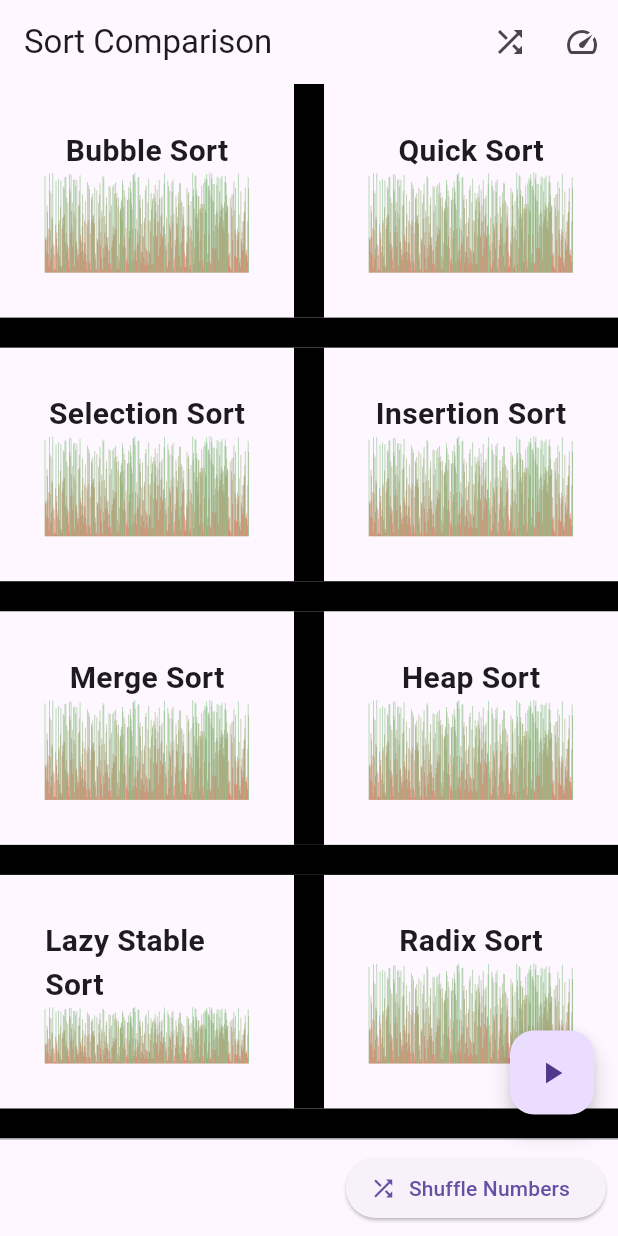
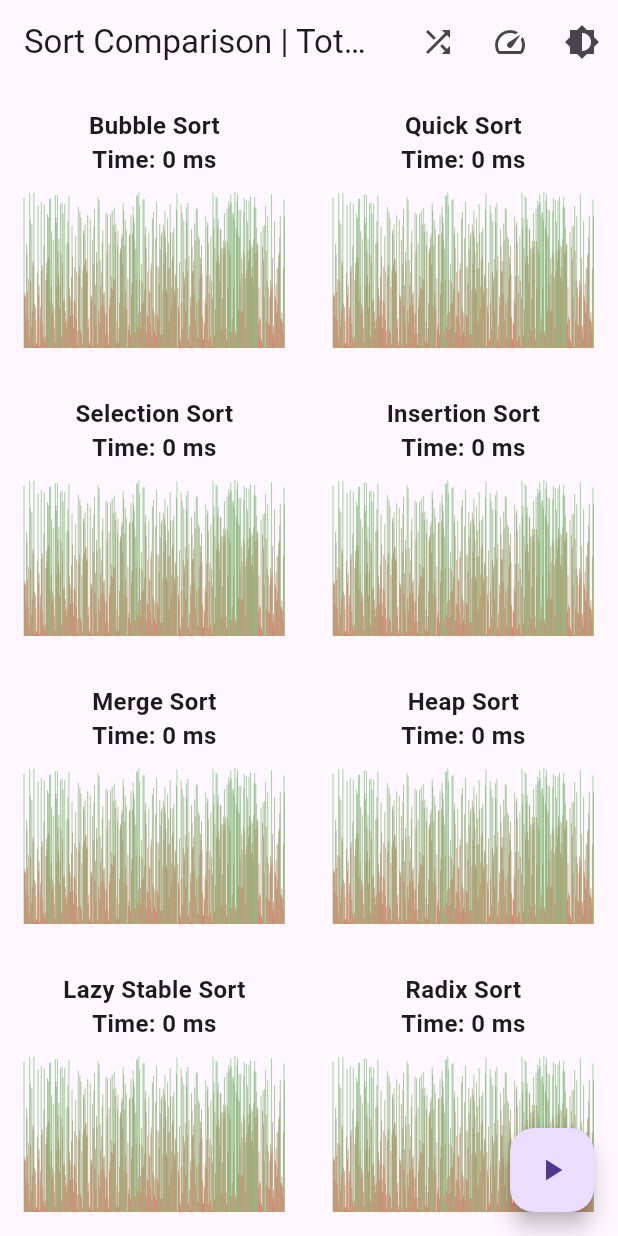
Before and after one commit to woobe-studio/Real-Time-Sort-Visualization, a Flutter app: the screen it shows after launch, on a phone screen of 412 x 824 dp. Run offline on Flutter 3.47's test engine with Material 3 defaults, Android fonts, the phone set to English and light mode, and no system bars.

Commit message:
change style and add time of sort execution

```diff
--- a/lib/main.dart
+++ b/lib/main.dart
@@ -19,7 +19,15 @@
       title: 'Sort Comparison',
       theme: ThemeData(
         primarySwatch: Colors.blue,
+        brightness: Brightness.light,
+        visualDensity: VisualDensity.adaptivePlatformDensity,
       ),
+      darkTheme: ThemeData(
+        brightness: Brightness.dark,
+        primarySwatch: Colors.blue,
+        visualDensity: VisualDensity.adaptivePlatformDensity,
+      ),
+      themeMode: ThemeMode.system,
       home: SortComparisonPage(),
     );
   }
@@ -42,6 +50,19 @@
   bool _isSorting = false;
   bool _cancelSorting = false;
   int _duration = 1;
+  int _totalElements = 500;
+
+  // Variables to store sorting times
+  Map<String, Duration> _sortingTimes = {
+    'Bubble Sort': Duration.zero,
+    'Quick Sort': Duration.zero,
+    'Selection Sort': Duration.zero,
+    'Insertion Sort': Duration.zero,
+    'Merge Sort': Duration.zero,
+    'Heap Sort': Duration.zero,
+    'Lazy Stable Sort': Duration.zero,
+    'Radix Sort': Duration.zero,
+  };
 
   @override
   void initState() {
@@ -50,7 +71,7 @@
   }
 
   void _generateRandomNumbers() {
-    _bubbleSortNumbers = List.generate(500, (index) => index + 1)..shuffle();
+    _bubbleSortNumbers = List.generate(_totalElements, (index) => index + 1)..shuffle();
     _quickSortNumbers = List.from(_bubbleSortNumbers);
     _selectionSortNumbers = List.from(_bubbleSortNumbers);
     _insertionSortNumbers = List.from(_bubbleSortNumbers);
@@ -68,14 +89,14 @@
     });
 
     final sortTasks = [
-      bubbleSort(_bubbleSortNumbers, _duration, (updated) => setState(() => _bubbleSortNumbers = updated)),
-      quickSort(_quickSortNumbers, 0, _quickSortNumbers.length - 1, _duration, (updated) => setState(() => _quickSortNumbers = updated)),
-      selectionSort(_selectionSortNumbers, _duration, (updated) => setState(() => _selectionSortNumbers = updated)),
-      insertionSort(_insertionSortNumbers, _duration, (updated) => setState(() => _insertionSortNumbers = updated)),
-      mergeSort(_mergeSortNumbers, (updated) => setState(() => _mergeSortNumbers = updated), _duration),
-      heapSort(_heapSortNumbers, _duration, (updated) => setState(() => _heapSortNumbers = updated)),
-      lazyStableSort(_lazyStableSortNumbers, _duration, (updated) => setState(() => _lazyStableSortNumbers = updated)),
-      radixSort(_radixSortNumbers, _duration, (updated) => setState(() => _radixSortNumbers = updated)),
+      _measureSortTime('Bubble Sort', () => bubbleSort(_bubbleSortNumbers, _duration, (updated) => setState(() => _bubbleSortNumbers = updated))),
+      _measureSortTime('Quick Sort', () => quickSort(_quickSortNumbers, 0, _quickSortNumbers.length - 1, _duration, (updated) => setState(() => _quickSortNumbers = updated))),
+      _measureSortTime('Selection Sort', () => selectionSort(_selectionSortNumbers, _duration, (updated) => setState(() => _selectionSortNumbers = updated))),
+      _measureSortTime('Insertion Sort', () => insertionSort(_insertionSortNumbers, _duration, (updated) => setState(() => _insertionSortNumbers = updated))),
+      _measureSortTime('Merge Sort', () => mergeSort(_mergeSortNumbers, (updated) => setState(() => _mergeSortNumbers = updated), _duration)),
+      _measureSortTime('Heap Sort', () => heapSort(_heapSortNumbers, _duration, (updated) => setState(() => _heapSortNumbers = updated))),
+      _measureSortTime('Lazy Stable Sort', () => lazyStableSort(_lazyStableSortNumbers, _duration, (updated) => setState(() => _lazyStableSortNumbers = updated))),
+      _measureSortTime('Radix Sort', () => radixSort(_radixSortNumbers, _duration, (updated) => setState(() => _radixSortNumbers = updated))),
     ];
 
     await Future.wait(sortTasks);
@@ -85,6 +106,15 @@
         _isSorting = false;
       });
     }
+  }
+
+  Future<void> _measureSortTime(String algorithmName, Future<void> Function() sortFunction) async {
+    final stopWatch = Stopwatch()..start();
+    await sortFunction();
+    stopWatch.stop();
+    setState(() {
+      _sortingTimes[algorithmName] = stopWatch.elapsed;
+    });
   }
 
   void _handlePlayButtonPress() {
@@ -108,7 +138,7 @@
   Widget build(BuildContext context) {
     return Scaffold(
       appBar: AppBar(
-        title: Text('Sort Comparison'),
+        title: Text('Sort Comparison | Total: $_totalElements | Delay: ${_duration * 1000}ms'),
         actions: [
           IconButton(
             icon: Icon(Icons.shuffle),
@@ -122,6 +152,16 @@
               });
             },
           ),
+          IconButton(
+            icon: Icon(Icons.brightness_6),
+            onPressed: () {
+              ThemeMode currentMode = Theme.of(context).brightness == Brightness.dark ? ThemeMode.light : ThemeMode.dark;
+              setState(() {
+                // Toggle the theme
+                ThemeMode themeMode = currentMode;
+              });
+            },
+          ),
         ],
       ),
       body: Column(
@@ -129,234 +169,37 @@
           Expanded(
             child: Row(
               children: [
-                Expanded(
-                  child: Padding(
-                    padding: const EdgeInsets.all(30.0),
-                    child: Column(
-                      children: [
-                        Container(
-                          padding: EdgeInsets.all(0),
-                          child: Text('Bubble Sort', style: TextStyle(fontSize: 20, fontWeight: FontWeight.bold)),
-                        ),
-                        Expanded(
-                          child: Container(
-                            padding: EdgeInsets.only(right: 0),
-                            child: CustomPaint(
-                              painter: BarPainter(_bubbleSortNumbers),
-                              child: Container(),
-                            ),
-                          ),
-                        ),
-                      ],
-                    ),
-                  ),
-                ),
-                Container(
-                  width: 20,
-                  color: Colors.black,
-                ),
-                Expanded(
-                  child: Padding(
-                    padding: const EdgeInsets.all(30.0),
-                    child: Column(
-                      children: [
-                        Container(
-                          padding: EdgeInsets.all(0),
-                          child: Text('Quick Sort', style: TextStyle(fontSize: 20, fontWeight: FontWeight.bold)),
-                        ),
-                        Expanded(
-                          child: Container(
-                            padding: EdgeInsets.only(left: 0),
-                            child: CustomPaint(
-                              painter: BarPainter(_quickSortNumbers),
-                              child: Container(),
-                            ),
-                          ),
-                        ),
-                      ],
-                    ),
-                  ),
-                ),
+                _buildSortColumn('Bubble Sort', _bubbleSortNumbers, _sortingTimes['Bubble Sort']!),
+                _buildSortColumn('Quick Sort', _quickSortNumbers, _sortingTimes['Quick Sort']!),
               ],
             ),
           ),
-          Container(
-            height: 20,
-            color: Colors.black,
-          ),
+          _buildDivider(height: 20),
           Expanded(
             child: Row(
               children: [
-                Expanded(
-                  child: Padding(
-                    padding: const EdgeInsets.all(30.0),
-                    child: Column(
-                      children: [
-                        Container(
-                          padding: EdgeInsets.all(0),
-                          child: Text('Selection Sort', style: TextStyle(fontSize: 20, fontWeight: FontWeight.bold)),
-                        ),
-                        Expanded(
-                          child: Container(
-                            padding: EdgeInsets.only(right: 0),
-                            child: CustomPaint(
-                              painter: BarPainter(_selectionSortNumbers),
-                              child: Container(),
-                            ),
-                          ),
-                        ),
-                      ],
-                    ),
-                  ),
-                ),
-                Container(
-                  width: 20,
-                  color: Colors.black,
-                ),
-                Expanded(
-                  child: Padding(
-                    padding: const EdgeInsets.all(30.0),
-                    child: Column(
-                      children: [
-                        Container(
-                          padding: EdgeInsets.all(0),
-                          child: Text('Insertion Sort', style: TextStyle(fontSize: 20, fontWeight: FontWeight.bold)),
-                        ),
-                        Expanded(
-                          child: Container(
-                            padding: EdgeInsets.only(left: 0),
-                            child: CustomPaint(
-                              painter: BarPainter(_insertionSortNumbers),
-                              child: Container(),
-                            ),
-                          ),
-                        ),
-                      ],
-                    ),
-                  ),
-                ),
+                _buildSortColumn('Selection Sort', _selectionSortNumbers, _sortingTimes['Selection Sort']!),
+                _buildSortColumn('Insertion Sort', _insertionSortNumbers, _sortingTimes['Insertion Sort']!),
               ],
             ),
           ),
-          Container(
-            height: 20,
-            color: Colors.black,
-          ),
+          _buildDivider(height: 20),
           Expanded(
             child: Row(
               children: [
-                Expanded(
-                  child: Padding(
-                    padding: const EdgeInsets.all(30.0),
-                    child: Column(
-                      children: [
-                        Container(
-                          padding: EdgeInsets.all(0),
-                          child: Text('Merge Sort', style: TextStyle(fontSize: 20, fontWeight: FontWeight.bold)),
-                        ),
-                        Expanded(
-                          child: Container(
-                            padding: EdgeInsets.only(right: 0),
-                            child: CustomPaint(
-                              painter: BarPainter(_mergeSortNumbers),
-                              child: Container(),
-                            ),
-                          ),
-                        ),
-                      ],
-                    ),
-                  ),
-                ),
-                Container(
-                  width: 20,
-                  color: Colors.black,
-                ),
-                Expanded(
-                  child: Padding(
-                    padding: const EdgeInsets.all(30.0),
-                    child: Column(
-                      children: [
-                        Container(
-                          padding: EdgeInsets.all(0),
-                          child: Text('Heap Sort', style: TextStyle(fontSize: 20, fontWeight: FontWeight.bold)),
-                        ),
-                        Expanded(
-                          child: Container(
-                            padding: EdgeInsets.only(left: 0),
-                            child: CustomPaint(
-                              painter: BarPainter(_heapSortNumbers),
-                              child: Container(),
-                            ),
-                          ),
-                        ),
-                      ],
-                    ),
-                  ),
-                ),
+                _buildSortColumn('Merge Sort', _mergeSortNumbers, _sortingTimes['Merge Sort']!),
+                _buildSortColumn('Heap Sort', _heapSortNumbers, _sortingTimes['Heap Sort']!),
               ],
             ),
           ),
-          Container(
-            height: 20,
-            color: Colors.black,
-          ),
+          _buildDivider(height: 20),
           Expanded(
             child: Row(
               children: [
-                Expanded(
-                  child: Padding(
-                    padding: const EdgeInsets.all(30.0),
-                    child: Column(
-                      children: [
-                        Container(
-                          padding: EdgeInsets.all(0),
-                          child: Text('Lazy Stable Sort', style: TextStyle(fontSize: 20, fontWeight: FontWeight.bold)),
-                        ),
-                        Expanded(
-                          child: Container(
-                            padding: EdgeInsets.only(right: 0),
-                            child: CustomPaint(
-                              painter: BarPainter(_lazyStableSortNumbers),
-                              child: Container(),
-                            ),
-                          ),
-                        ),
-                      ],
-                    ),
-                  ),
-                ),
-                Container(
-                  width: 20,
-                  color: Colors.black,
-                ),
-                Expanded(
-                  child: Padding(
-                    padding: const EdgeInsets.all(30.0),
-                    child: Column(
-                      children: [
-                        Container(
-                          padding: EdgeInsets.all(0),
-                          child: Text('Radix Sort', style: TextStyle(fontSize: 20, fontWeight: FontWeight.bold)),
-                        ),
-                        Expanded(
-                          child: Container(
-                            padding: EdgeInsets.only(left: 0),
-                            child: CustomPaint(
-                              painter: BarPainter(_radixSortNumbers),
-                              child: Container(),
-                            ),
-                          ),
-                        ),
-                      ],
-                    ),
-                  ),
-                ),
+                _buildSortColumn('Lazy Stable Sort', _lazyStableSortNumbers, _sortingTimes['Lazy Stable Sort']!),
+                _buildSortColumn('Radix Sort', _radixSortNumbers, _sortingTimes['Radix Sort']!),
               ],
             ),
-          ),
-          Container(
-            height: 20,
-            color: Colors.black,
           ),
         ],
       ),
@@ -369,17 +212,33 @@
         child: Icon(_isSorting ? Icons.restart_alt : Icons.play_arrow),
         tooltip: _isSorting ? 'Stop Sorting' : 'Start Sorting',
       ),
-      persistentFooterButtons: [
-        ElevatedButton.icon(
-          onPressed: _isSorting ? () {
-            setState(() {
-              _cancelSorting = true;
-            });
-          } : _handleRestartOrShuffleButtonPress,
-          icon: Icon(_isSorting ? Icons.stop : Icons.shuffle),
-          label: Text(_isSorting ? 'Stop Sorting' : 'Shuffle Numbers'),
+    );
+  }
+
+  Widget _buildSortColumn(String title, List<int> numbers, Duration time) {
+    return Expanded(
+      child: Padding(
+        padding: const EdgeInsets.all(16.0),
+        child: Column(
+          children: [
+            Text('$title\nTime: ${time.inMilliseconds} ms', textAlign: TextAlign.center, style: TextStyle(fontSize: 16, fontWeight: FontWeight.bold)),
+            SizedBox(height: 10),
+            Expanded(
+              child: CustomPaint(
+                painter: BarPainter(numbers),
+                child: Container(),
+              ),
+            ),
+          ],
         ),
-      ],
+      ),
+    );
+  }
+
+  Widget _buildDivider({double height = 20}) {
+    return Container(
+      width: height,
+      color: Colors.black,
     );
   }
 }
```
